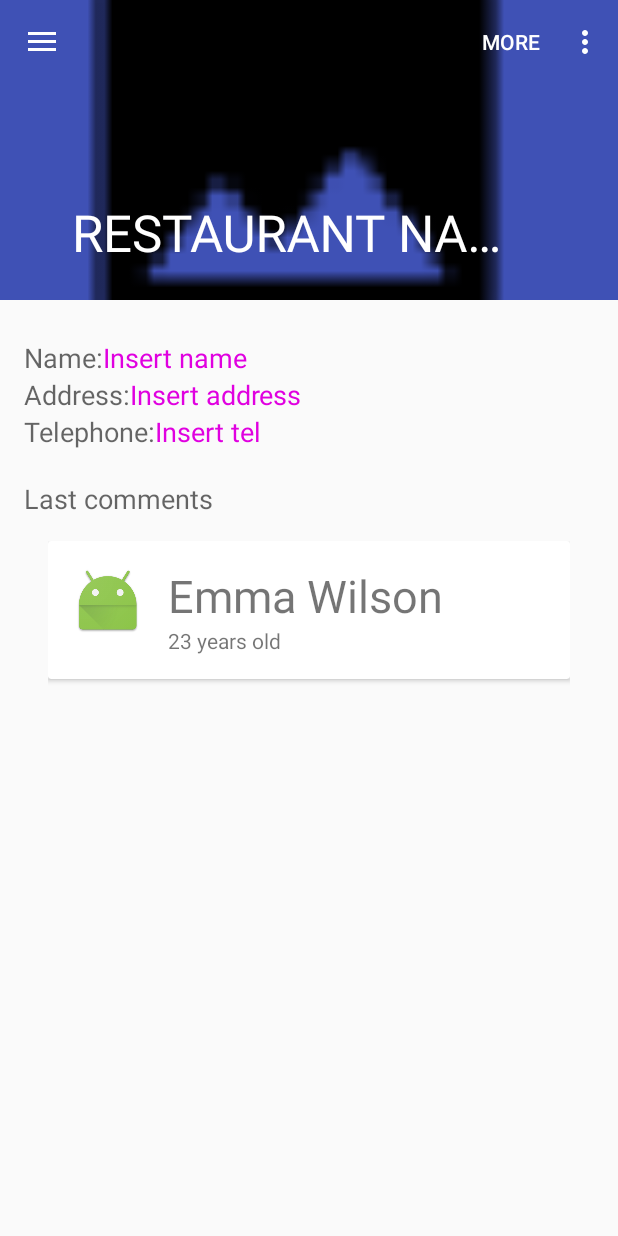
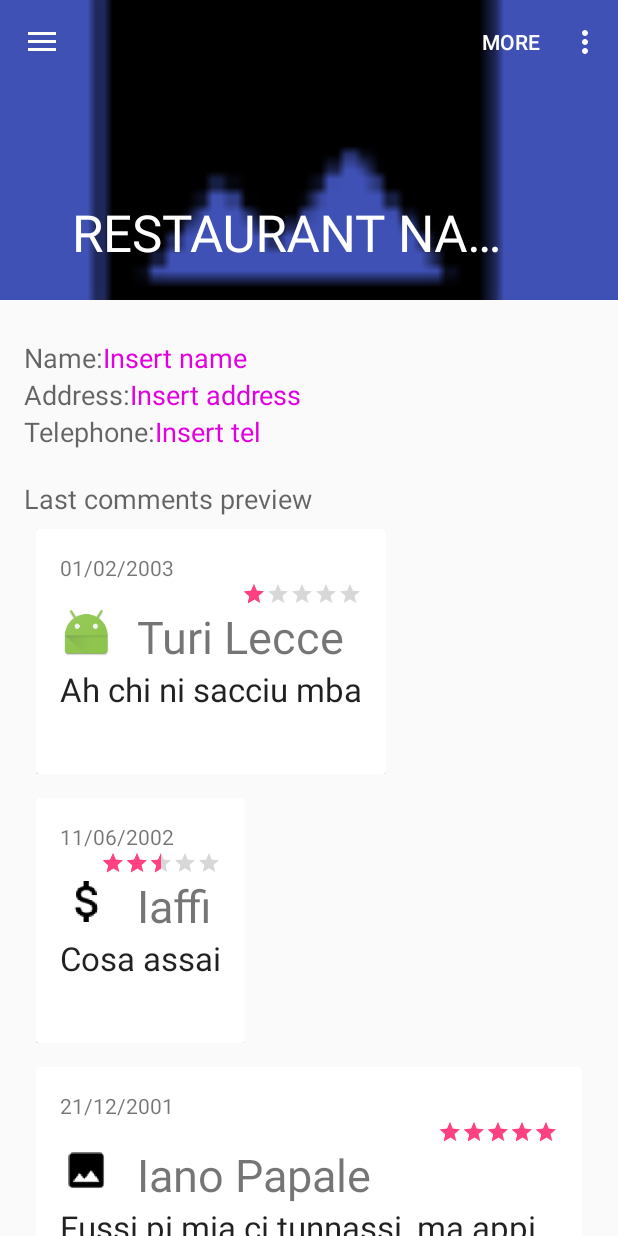
Before and after one commit to dalla92/RestaurantOwner, an Android app: the Restaurant_page screen opened directly, with no data from a screen before it, on a phone screen of 412 x 824 dp. Run offline under Robolectric (Android 15) with nearby library versions, the phone set to English and light mode, and no system bars.

Commit message:
Restaurant_page comments card view added but menu edit meal does not still work3

```diff
--- /dev/null
+++ b/app/src/main/java/it/polito/group2/restaurantowner/Comment.java
@@ -0,0 +1,25 @@
+package it.polito.group2.restaurantowner;
+
+import java.util.ArrayList;
+import java.util.List;
+
+/**
+ * Created by Alessio on 09/04/2016.
+ */
+public class Comment {
+        String username;
+        String date;
+        double stars_number;
+        String comment;
+        int photoId;
+
+        Comment(String username, String date, double stars_number, int photoId, String comment) {
+            this.username = username;
+            this.date = date;
+            this.photoId = photoId;
+            this.stars_number=stars_number;
+            this.comment=comment;
+        }
+
+
+}
--- a/app/src/main/java/it/polito/group2/restaurantowner/MenuRestaurant_edit.java
+++ b/app/src/main/java/it/polito/group2/restaurantowner/MenuRestaurant_edit.java
@@ -191,9 +191,9 @@ public class MenuRestaurant_edit extends AppCompatActivity{
             additionList.add(a);
             //ArrayList<Addition> additions_lst = new ArrayList<Addition>(Arrays.asList(additionList));
             // Define a new Adapter: Context, Layout for the row, ID of the TextView to which the data is written, Array of data
-            additions_adapter = new MyCustomAdapter(getActivity().getApplicationContext(),
+            additions_adapter = new MyCustomAdapter(rootView.getContext(),
                     R.layout.fragment_other_info_meal, additionList);
-            ListView listadditionView = (ListView) getActivity().findViewById(R.id.additions_list);
+            ListView listadditionView = (ListView) rootView.findViewById(R.id.additions_list);
             // Assign adapter to ListView
             listadditionView.setAdapter(
                     additions_adapter);
@@ -230,9 +230,9 @@ public class MenuRestaurant_edit extends AppCompatActivity{
             categoryList.add(b);
             //ArrayList<Addition> categories_lst = new ArrayList<Addition>(Arrays.asList(categoryList));
             // Define a new Adapter: Context, Layout for the row, ID of the TextView to which the data is written, Array of data
-            categories_adapter = new MyCustomAdapter(getActivity().getApplicationContext(),
+            categories_adapter = new MyCustomAdapter(rootView.getContext(),
                     R.layout.fragment_other_info_meal, categoryList);
-            ListView listcategoryView = (ListView) getActivity().findViewById(R.id.categories_list);
+            ListView listcategoryView = (ListView) rootView.findViewById(R.id.categories_list);
             // Assign adapter to ListView
             listcategoryView.setAdapter(categories_adapter);
             // ListView Item Click Listener
--- a/app/src/main/java/it/polito/group2/restaurantowner/MenuRestaurant_page.java
+++ b/app/src/main/java/it/polito/group2/restaurantowner/MenuRestaurant_page.java
@@ -66,7 +66,6 @@ public class MenuRestaurant_page extends AppCompatActivity
                 "Nenti c'è"
         };
         ArrayList<String> lst = new ArrayList<String>(Arrays.asList(values));
-
         // Define a new Adapter: Context, Layout for the row, ID of the TextView to which the data is written, Array of data
         adapter = new ArrayAdapter<String>(this,
                 R.layout.meal_layout, R.id.meal_name, lst);
--- a/app/src/main/java/it/polito/group2/restaurantowner/Person.java
+++ /dev/null
@@ -1,21 +0,0 @@
-package it.polito.group2.restaurantowner;
-
-import java.util.ArrayList;
-import java.util.List;
-
-/**
- * Created by Alessio on 09/04/2016.
- */
-public class Person {
-        String name;
-        String age;
-        int photoId;
-
-        Person(String name, String age, int photoId) {
-            this.name = name;
-            this.age = age;
-            this.photoId = photoId;
-        }
-
-
-}
--- a/app/src/main/java/it/polito/group2/restaurantowner/RVAdapter.java
+++ b/app/src/main/java/it/polito/group2/restaurantowner/RVAdapter.java
@@ -6,6 +6,7 @@ import android.view.LayoutInflater;
 import android.view.View;
 import android.view.ViewGroup;
 import android.widget.ImageView;
+import android.widget.RatingBar;
 import android.widget.TextView;
 
 import java.util.List;
@@ -13,49 +14,56 @@ import java.util.List;
 /**
  * Created by Alessio on 09/04/2016.
  */
-public class RVAdapter extends RecyclerView.Adapter<RVAdapter.PersonViewHolder>{
+public class RVAdapter extends RecyclerView.Adapter<RVAdapter.CommentViewHolder>{
 
-    List<Person> persons;
+    List<Comment> comments;
 
-    RVAdapter(List<Person> persons){
-        this.persons = persons;
+    RVAdapter(List<Comment> comments){
+        this.comments = comments;
     }
 
-    public static class PersonViewHolder extends RecyclerView.ViewHolder {
+    public static class CommentViewHolder extends RecyclerView.ViewHolder {
 
         CardView cv;
-        TextView personName;
-        TextView personAge;
-        ImageView personPhoto;
+        TextView CommentUsername;
+        TextView CommentDate;
+        ImageView CommentPhoto;
+        RatingBar CommentStars;
+        TextView Comment;
 
-        PersonViewHolder(View itemView) {
+
+        CommentViewHolder(View itemView) {
             super(itemView);
             cv = (CardView)itemView.findViewById(R.id.cv);
-            personName = (TextView)itemView.findViewById(R.id.person_name);
-            personAge = (TextView)itemView.findViewById(R.id.person_age);
-            personPhoto = (ImageView)itemView.findViewById(R.id.person_photo);
+            CommentUsername = (TextView)itemView.findViewById(R.id.comment_username);
+            CommentDate = (TextView)itemView.findViewById(R.id.comment_date);
+            CommentPhoto = (ImageView)itemView.findViewById(R.id.comment_photo);
+            CommentStars = (RatingBar)itemView.findViewById(R.id.comment_stars);
+            Comment = (TextView)itemView.findViewById(R.id.comment);
         }
     }
 
 
-
     @Override
     public int getItemCount() {
-        return persons.size();
+        return comments.size();
     }
 
     @Override
-    public PersonViewHolder onCreateViewHolder(ViewGroup viewGroup, int i) {
+    public CommentViewHolder onCreateViewHolder(ViewGroup viewGroup, int i) {
         View v = LayoutInflater.from(viewGroup.getContext()).inflate(R.layout.comment_card_view, viewGroup, false);
-        PersonViewHolder pvh = new PersonViewHolder(v);
+        CommentViewHolder pvh = new CommentViewHolder(v);
         return pvh;
     }
 
     @Override
-    public void onBindViewHolder(PersonViewHolder personViewHolder, int i) {
-        personViewHolder.personName.setText(persons.get(i).name);
-        personViewHolder.personAge.setText(persons.get(i).age);
-        personViewHolder.personPhoto.setImageResource(persons.get(i).photoId);
+    public void onBindViewHolder(CommentViewHolder CommentViewHolder, int i) {
+        CommentViewHolder.CommentUsername.setText(comments.get(i).username);
+        CommentViewHolder.CommentDate.setText(comments.get(i).date);
+        CommentViewHolder.CommentStars.setRating((float) comments.get(i).stars_number);
+        CommentViewHolder.CommentPhoto.setImageResource(comments.get(i).photoId);
+        CommentViewHolder.Comment.setText(comments.get(i).comment);
+
     }
 
     @Override
--- a/app/src/main/java/it/polito/group2/restaurantowner/Restaurant_page.java
+++ b/app/src/main/java/it/polito/group2/restaurantowner/Restaurant_page.java
@@ -1,7 +1,6 @@
 package it.polito.group2.restaurantowner;
 
 import android.content.Intent;
-import android.graphics.Color;
 import android.support.design.widget.NavigationView;
 import android.support.v4.view.GravityCompat;
 import android.support.v4.widget.DrawerLayout;
@@ -11,15 +10,12 @@ import android.os.Bundle;
 import android.support.v7.widget.LinearLayoutManager;
 import android.support.v7.widget.RecyclerView;
 import android.support.v7.widget.Toolbar;
-import android.view.LayoutInflater;
 import android.view.Menu;
 import android.view.MenuItem;
 import android.view.View;
-import android.view.ViewGroup;
 import android.widget.Button;
 import android.widget.EditText;
 import android.widget.ImageView;
-import android.widget.TextView;
 
 import java.util.ArrayList;
 import java.util.List;
@@ -35,7 +31,7 @@ public class Restaurant_page extends AppCompatActivity
     private RecyclerView.Adapter mAdapter;
     private RecyclerView.LayoutManager mLayoutManager;
 
-    private List<Person> persons;
+    private List<Comment> comments;
 
     @Override
     protected void onCreate(Bundle savedInstanceState) {
@@ -211,20 +207,21 @@ public class Restaurant_page extends AppCompatActivity
         return true;
     }
 
-    // This method creates an ArrayList that has three Person objects
+    // This method creates an ArrayList that has three Comment objects
     // Checkout the project associated with this tutorial on Github if
     // you want to use the same images.
     private void initializeData(){
-        persons = new ArrayList<>();
-        persons.add(new Person("Emma Wilson", "23 years old", R.mipmap.ic_launcher));
-        persons.add(new Person("Lavery Maiss", "25 years old", R.mipmap.money_icon));
-        persons.add(new Person("Lillie Watts", "35 years old", R.mipmap.image_preview_black));
+        comments = new ArrayList<>();
+        comments.add(new Comment("Turi Lecce", "01/02/2003", 1, R.mipmap.ic_launcher, "Ah chi ni sacciu mba"));
+        comments.add(new Comment("Iaffiu u cuttu", "11/06/2002", 2.7, R.mipmap.money_icon, "Cosa assai"));
+        comments.add(new Comment("Iano Papale", "21/12/2001", 5, R.mipmap.image_preview_black, "Fussi pi mia ci tunnassi, ma appi problemi cu me soggira ca ogni bota si lassa curriri de scali, iu no sacciu va."));
+        comments.add(new Comment("Tano Sghei", "22/05/2000", 3.4, R.mipmap.image_preview_black, "M'uccullassi n'autra vota. Turi ci emu?"));
     }
 
 
 
     private void initializeAdapter(){
-        RVAdapter adapter = new RVAdapter(persons);
+        RVAdapter adapter = new RVAdapter(comments);
         rv.setAdapter(adapter);
     }
 }
--- /dev/null
+++ b/app/src/main/res/layout-land/comment_card_view.xml
@@ -0,0 +1,96 @@
+<?xml version="1.0" encoding="utf-8"?>
+<LinearLayout xmlns:android="http://schemas.android.com/apk/res/android"
+    android:orientation="vertical"
+    android:layout_width="wrap_content" android:layout_height="wrap_content"
+    android:padding="8dp"
+    >
+
+    <android.support.v7.widget.CardView
+        android:layout_width="wrap_content"
+        android:layout_height="wrap_content"
+        android:id="@+id/cv"
+        android:padding="8dp">
+
+        <LinearLayout
+            android:layout_width="match_parent"
+            android:layout_height="wrap_content"
+            android:padding="16dp"
+            android:orientation="vertical"
+            android:weightSum="1">
+
+            <LinearLayout
+                android:orientation="vertical"
+                android:layout_width="match_parent"
+                android:layout_height="wrap_content">
+
+                <TextView
+                    android:layout_width="wrap_content"
+                    android:layout_height="wrap_content"
+                    android:id="@+id/comment_date"
+                    android:layout_toRightOf="@+id/comment_photo"
+                    android:layout_below="@+id/comment_username"
+                    android:layout_gravity="bottom"
+                    android:maxLines="1"
+                    android:minLines="1" />
+
+                <RatingBar
+                    android:layout_width="wrap_content"
+                    android:layout_height="wrap_content"
+                    android:numStars="5"
+                    android:clickable="false"
+                    android:focusable="false"
+                    android:focusableInTouchMode="false"
+                    android:id="@+id/comment_stars"
+                    style="@style/Base.Widget.AppCompat.RatingBar.Small"
+                    android:layout_gravity="right" />
+
+                <RelativeLayout
+                    android:layout_width="match_parent"
+                    android:layout_height="match_parent">
+
+                    <ImageView
+                        android:layout_width="35dp"
+                        android:layout_height="35dp"
+                        android:id="@+id/comment_photo"
+                        android:layout_alignParentLeft="true"
+                        android:layout_alignParentTop="true"
+                        android:layout_marginRight="16dp"
+                        android:layout_gravity="left" />
+
+                    <TextView
+                        android:layout_width="match_parent"
+                        android:layout_height="wrap_content"
+                        android:id="@+id/comment_username"
+                        android:layout_toRightOf="@+id/comment_photo"
+                        android:layout_alignParentTop="true"
+                        android:textSize="30sp"
+                        android:layout_gravity="top"
+                        android:maxLines="2" />
+                </RelativeLayout>
+
+            </LinearLayout>
+
+            <TextView
+                android:layout_width="match_parent"
+                android:layout_height="wrap_content"
+                android:textAppearance="?android:attr/textAppearanceLarge"
+                android:text="Large Text"
+                android:id="@+id/comment"
+                android:layout_gravity="center"
+                android:layout_weight="1"
+                android:maxLines="2"
+                android:minLines="2" />
+
+        </LinearLayout>
+
+        <LinearLayout
+            android:orientation="horizontal"
+            android:layout_width="wrap_content"
+            android:layout_height="wrap_content">
+
+        </LinearLayout>
+
+
+    </android.support.v7.widget.CardView>
+
+</LinearLayout>
--- a/app/src/main/res/layout/comment_card_view.xml
+++ b/app/src/main/res/layout/comment_card_view.xml
@@ -1,48 +1,95 @@
 <?xml version="1.0" encoding="utf-8"?>
 <LinearLayout xmlns:android="http://schemas.android.com/apk/res/android"
-    android:layout_width="match_parent" android:layout_height="match_parent"
-    android:padding="16dp"
+    android:orientation="vertical"
+    android:layout_width="wrap_content" android:layout_height="wrap_content"
+    android:padding="8dp"
     >
 
     <android.support.v7.widget.CardView
+        android:layout_width="wrap_content"
+        android:layout_height="wrap_content"
+        android:id="@+id/cv"
+        android:padding="8dp">
+
+    <LinearLayout
         android:layout_width="match_parent"
         android:layout_height="wrap_content"
-        android:id="@+id/cv"
-        >
+        android:padding="16dp"
+        android:orientation="vertical"
+        android:weightSum="1">
 
-        <RelativeLayout
+        <LinearLayout
+            android:orientation="vertical"
             android:layout_width="match_parent"
-            android:layout_height="wrap_content"
-            android:padding="16dp"
-            >
-
-            <ImageView
-                android:layout_width="wrap_content"
-                android:layout_height="wrap_content"
-                android:id="@+id/person_photo"
-                android:layout_alignParentLeft="true"
-                android:layout_alignParentTop="true"
-                android:layout_marginRight="16dp"
-                />
+            android:layout_height="wrap_content">
 
             <TextView
                 android:layout_width="wrap_content"
                 android:layout_height="wrap_content"
-                android:id="@+id/person_name"
-                android:layout_toRightOf="@+id/person_photo"
-                android:layout_alignParentTop="true"
-                android:textSize="30sp"
-                />
+                android:id="@+id/comment_date"
+                android:layout_toRightOf="@+id/comment_photo"
+                android:layout_below="@+id/comment_username"
+                android:layout_gravity="bottom"
+                android:maxLines="1"
+                android:minLines="1" />
 
-            <TextView
+            <RatingBar
                 android:layout_width="wrap_content"
                 android:layout_height="wrap_content"
-                android:id="@+id/person_age"
-                android:layout_toRightOf="@+id/person_photo"
-                android:layout_below="@+id/person_name"
-                />
+                android:numStars="5"
+                android:clickable="false"
+                android:focusable="false"
+                android:focusableInTouchMode="false"
+                android:id="@+id/comment_stars"
+                style="@style/Base.Widget.AppCompat.RatingBar.Small"
+                android:layout_gravity="right" />
 
-        </RelativeLayout>
+            <RelativeLayout
+                android:layout_width="match_parent"
+                android:layout_height="match_parent">
+
+                <ImageView
+                    android:layout_width="35dp"
+                    android:layout_height="35dp"
+                    android:id="@+id/comment_photo"
+                    android:layout_alignParentLeft="true"
+                    android:layout_alignParentTop="true"
+                    android:layout_marginRight="16dp"
+                    android:layout_gravity="left" />
+
+                <TextView
+                    android:layout_width="match_parent"
+                    android:layout_height="wrap_content"
+                    android:id="@+id/comment_username"
+                    android:layout_toRightOf="@+id/comment_photo"
+                    android:layout_alignParentTop="true"
+                    android:textSize="30sp"
+                    android:layout_gravity="top"
+                    android:maxLines="2" />
+            </RelativeLayout>
+
+        </LinearLayout>
+
+        <TextView
+            android:layout_width="match_parent"
+            android:layout_height="wrap_content"
+            android:textAppearance="?android:attr/textAppearanceLarge"
+            android:text="Large Text"
+            android:id="@+id/comment"
+            android:layout_gravity="center"
+            android:layout_weight="1"
+            android:maxLines="2"
+            android:minLines="2" />
+
+    </LinearLayout>
+
+        <LinearLayout
+                android:orientation="horizontal"
+                android:layout_width="wrap_content"
+                android:layout_height="wrap_content">
+
+        </LinearLayout>
+
 
     </android.support.v7.widget.CardView>
 
--- a/app/src/main/res/layout/content_restaurant_page.xml
+++ b/app/src/main/res/layout/content_restaurant_page.xml
@@ -1,3 +1,6 @@
+
+
+
 <LinearLayout xmlns:android="http://schemas.android.com/apk/res/android"
     xmlns:app="http://schemas.android.com/apk/res-auto"
     xmlns:tools="http://schemas.android.com/tools"
@@ -133,7 +136,7 @@
 
 
     <android.support.v7.widget.RecyclerView
-        android:layout_height="wrap_content"
+        android:layout_height="match_parent"
         android:layout_width="match_parent"
         android:id="@+id/rv"
         >
--- a/app/src/main/res/values/strings.xml
+++ b/app/src/main/res/values/strings.xml
@@ -11,7 +11,7 @@
     <string name="edit_restaurant_name"> Insert name</string>
     <string name="edit_restaurant_address"> Insert address</string>
     <string name="edit_restaurant_telephone_number"> Insert tel</string>
-    <string name="last_comments">Last comments</string>
+    <string name="last_comments">Last comments preview</string>
     <string name="action_confirm">CONFIRM</string>
     <string name="action_more">MORE</string>
     <string name="action_edit">EDIT</string>
```
Also changed, not shown: 1 other file.
